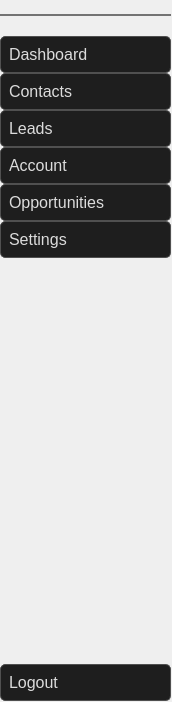
Qt form CRM/views/ui/sidebar.ui (ImGaby123/SalesOptimizer-CRM) before a commit.
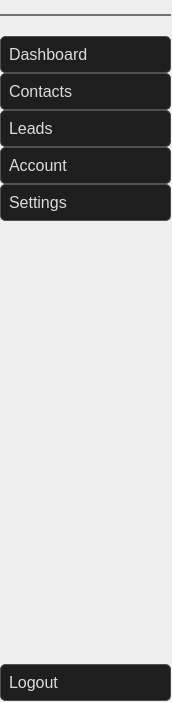
The same form after that commit. Icons and pictures are not drawn.

Commit message: lead_profile.ui names assigned to objects; removed opportunities from sidebar; removed white theme option in combobox in settings.ui

What changed in the file:
```diff
--- a/CRM/views/ui/sidebar.ui
+++ b/CRM/views/ui/sidebar.ui
@@ -248,55 +248,6 @@
       </property>
      </widget>
     </item>
-    <item>
-     <widget class="QPushButton" name="opportunities_btn">
-      <property name="sizePolicy">
-       <sizepolicy hsizetype="Expanding" vsizetype="Fixed">
-        <horstretch>0</horstretch>
-        <verstretch>0</verstretch>
-       </sizepolicy>
-      </property>
-      <property name="font">
-       <font>
-        <pointsize>12</pointsize>
-       </font>
-      </property>
-      <property name="styleSheet">
-       <string notr="true">QPushButton {
-    background-color: rgb(30, 30, 30);  /* Dark grey background */
-    border: 1px solid rgb(80, 80, 80);  /* Slightly lighter border */
-    padding: 8px;  /* Slightly larger padding for better spacing */
-    color: rgb(220, 220, 220);  /* Light grey text for contrast */
-    border-radius: 5px;  /* Smooth rounded corners */
-    text-align: left;
-}
-
-QPushButton:hover {
-    background-color: rgb(50, 50, 50);  /* Slightly lighter on hover */
-    border: 1px solid rgb(255, 255, 255);  /* White border for highlight */
-    color: rgb(255, 255, 255);  /* Pure white text */
-}
-
-QPushButton:pressed {
-    background-color: rgb(20, 20, 20);  /* Darker when pressed */
-    border: 1px solid rgb(180, 180, 180);  /* Less intense white border */
-}
-
-QPushButton:disabled {
-    background-color: rgb(50, 50, 50);  /* Muted grey */
-    color: rgb(130, 130, 130);  /* Dull text for disabled state */
-    border: 1px solid rgb(80, 80, 80);  /* Less contrast */
-}
-</string>
-      </property>
-      <property name="text">
-       <string>Opportunities</string>
-      </property>
-      <property name="flat">
-       <bool>true</bool>
-      </property>
-     </widget>
-    </item>
     <item>
      <widget class="QPushButton" name="settings_btn">
       <property name="sizePolicy">
```
The commit also changes 7 other files.
